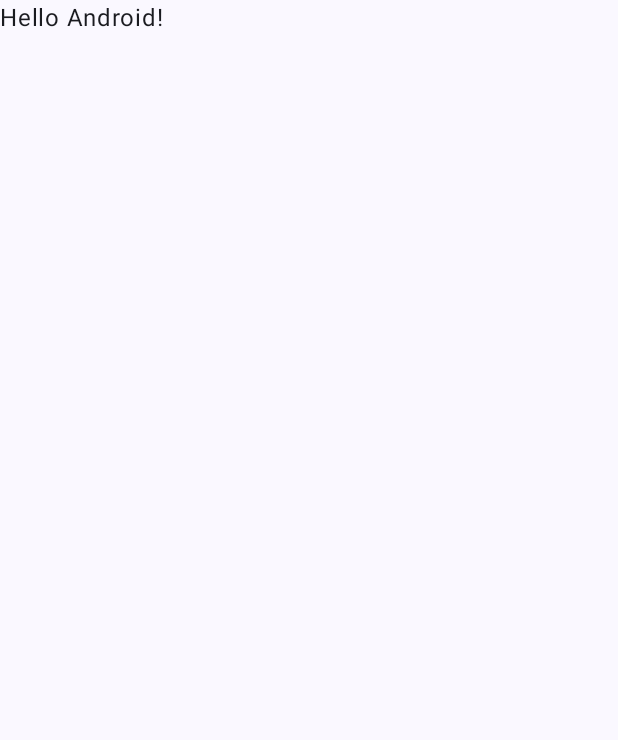
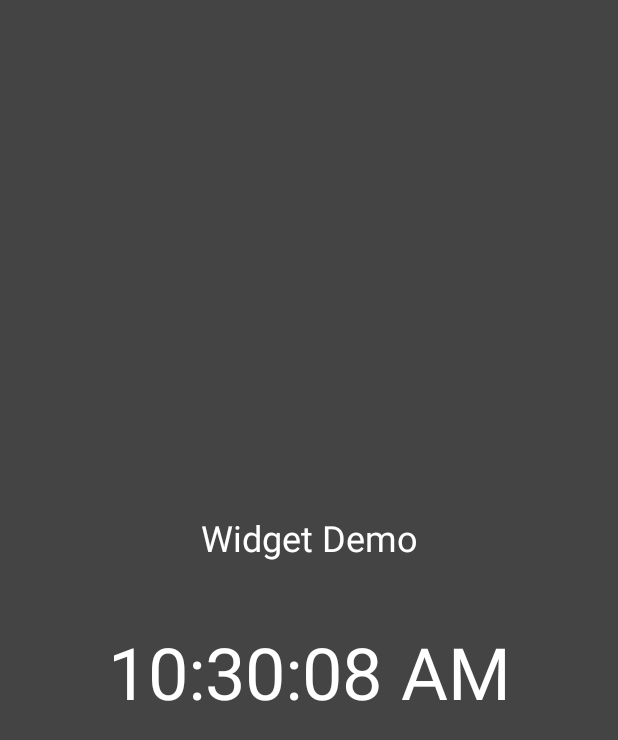
Before and after one commit to KaushalVasava/JetPackCompose_Basic, an Android app built with Jetpack Compose: the screen it shows after launch (MainActivity), on a phone screen of 412 x 824 dp. Before the commit the part shown is almost empty. Shown: the top 740 px of the screen. Run offline under Robolectric (Android 15) with nearby library versions, the phone set to English and light mode, and no system bars.

```diff
--- a/app/src/main/java/com/lahsuak/apps/jetpackcomposebasic/MainActivity.kt
+++ b/app/src/main/java/com/lahsuak/apps/jetpackcomposebasic/MainActivity.kt
@@ -1,16 +1,34 @@
 package com.lahsuak.apps.jetpackcomposebasic
 
 import android.os.Bundle
+import android.text.format.DateFormat
 import androidx.activity.ComponentActivity
 import androidx.activity.compose.setContent
+import androidx.compose.animation.AnimatedContent
+import androidx.compose.foundation.background
+import androidx.compose.foundation.layout.Arrangement
+import androidx.compose.foundation.layout.Column
+import androidx.compose.foundation.layout.Spacer
 import androidx.compose.foundation.layout.fillMaxSize
+import androidx.compose.foundation.layout.height
 import androidx.compose.material3.MaterialTheme
 import androidx.compose.material3.Surface
 import androidx.compose.material3.Text
 import androidx.compose.runtime.Composable
+import androidx.compose.runtime.LaunchedEffect
+import androidx.compose.runtime.getValue
+import androidx.compose.runtime.mutableStateOf
+import androidx.compose.runtime.remember
+import androidx.compose.runtime.setValue
+import androidx.compose.ui.Alignment
 import androidx.compose.ui.Modifier
+import androidx.compose.ui.graphics.Color
+import androidx.compose.ui.text.TextStyle
 import androidx.compose.ui.tooling.preview.Preview
+import androidx.compose.ui.unit.dp
+import androidx.compose.ui.unit.sp
 import com.lahsuak.apps.jetpackcomposebasic.ui.theme.JetPackComposeBasicTheme
+import kotlinx.coroutines.delay
 
 class MainActivity : ComponentActivity() {
     override fun onCreate(savedInstanceState: Bundle?) {
@@ -22,29 +40,50 @@ class MainActivity : ComponentActivity() {
                     modifier = Modifier.fillMaxSize(),
                     color = MaterialTheme.colorScheme.background
                 ) {
-                    Greeting("Android")
+                    Clock()
                 }
             }
         }
     }
 }
-/***
-Composable functions :
-A composable function is a regular function annotated with @Composable.
-This enables your function to call other @Composable functions within it.
-You can see how the Greeting function is marked as @Composable.
-This function will produce a piece of UI hierarchy displaying the given input,
-String. Text is a composable function provided by the library.
-***/
+
 @Composable
-fun Greeting(name: String) {
-    Text(text = "Hello $name!")
+fun Clock() {
+    var date by remember {
+        mutableStateOf(
+            DateFormat.format("hh:mm:ss a", System.currentTimeMillis())
+        )
+    }
+    LaunchedEffect(Unit) {
+        while (true) {
+            delay(1000L)
+            date = DateFormat.format("hh:mm:ss a", System.currentTimeMillis())
+        }
+    }
+    Column(
+        modifier = Modifier
+            .fillMaxSize()
+            .background(Color.DarkGray),
+        verticalArrangement = Arrangement.Center,
+        horizontalAlignment = Alignment.CenterHorizontally
+    ) {
+        Text(
+            text = "Widget Demo", style = TextStyle(color = Color.White, fontSize = 24.sp)
+        )
+        Spacer(modifier = Modifier.height(48.dp))
+        AnimatedContent(targetState = date) {
+            Text(
+                text = it.toString(),
+                style = TextStyle(color = Color.White, fontSize = 48.sp)
+            )
+        }
+    }
 }
 
 @Preview(showBackground = true)
 @Composable
 fun DefaultPreview() {
     JetPackComposeBasicTheme {
-        Greeting("Android")
+        Clock()
     }
 }
```
Also changed, not shown: app/build.gradle (+15 -12 lines), app/src/main/AndroidManifest.xml (+8 -1 lines), app/src/main/java/com/lahsuak/apps/jetpackcomposebasic/widget/CounterWidget.kt (added, +133 -0 lines), app/src/main/res/xml/counter_widget_info.xml (added, +7 -0 lines), build.gradle (+4 -4 lines).
